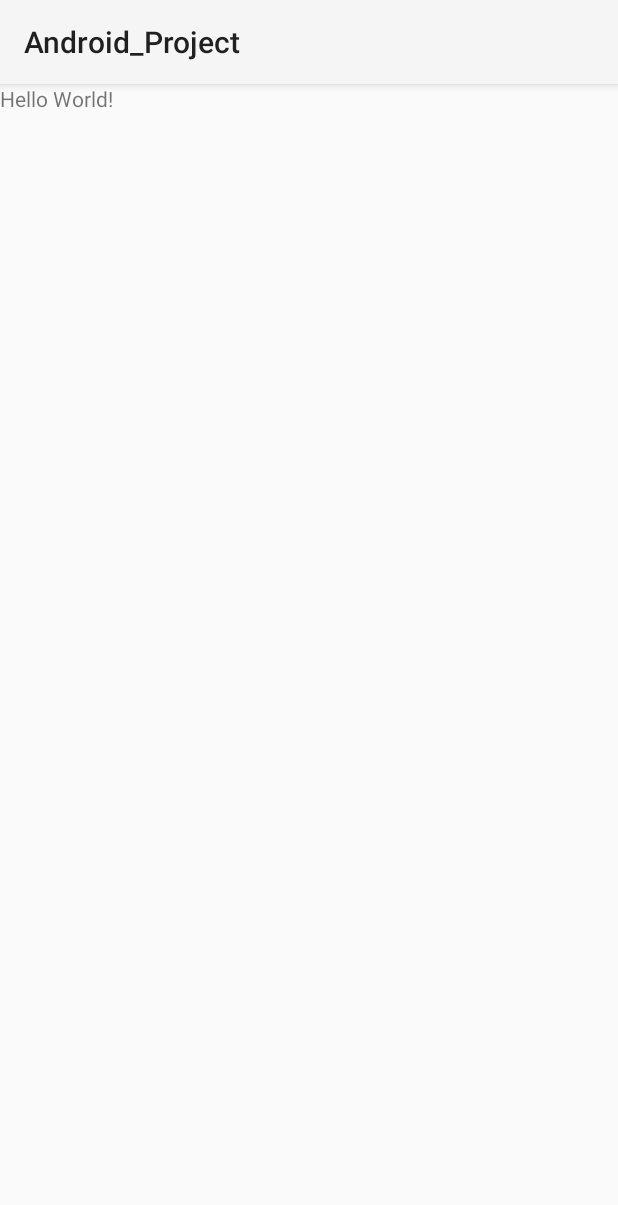
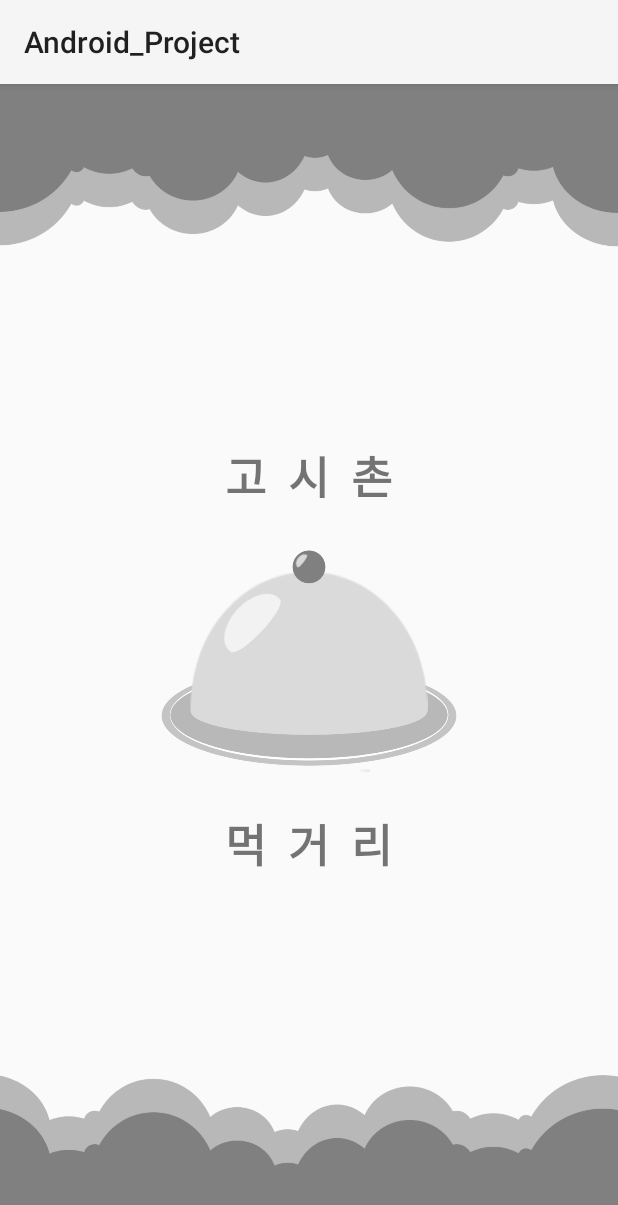
Before and after one commit to c04nh/Android_Project, an Android app: the screen it shows after launch (MainActivity), on a phone screen of 412 x 824 dp. Shown: the top 1205 px of the screen. Run offline under Robolectric (Android 15) with nearby library versions, the phone set to English and light mode, and no system bars.

Commit message:
Start layout Commit

```diff
--- a/app/src/main/res/layout/activity_main.xml
+++ b/app/src/main/res/layout/activity_main.xml
@@ -5,15 +5,34 @@
     android:layout_width="match_parent"
     android:layout_height="match_parent"
     android:orientation="vertical"
+    android:gravity="center"
+    android:padding="0dp"
     tools:context=".MainActivity">
 
+    <ImageView
+        android:layout_width="match_parent"
+        android:layout_height="300dp"
+        android:src="@drawable/decoT"/>
     <TextView
         android:layout_width="wrap_content"
         android:layout_height="wrap_content"
-        android:text="Hello World!"
-        app:layout_constraintBottom_toBottomOf="parent"
-        app:layout_constraintLeft_toLeftOf="parent"
-        app:layout_constraintRight_toRightOf="parent"
-        app:layout_constraintTop_toTopOf="parent" />
+        android:textSize="30dp"
+        android:text="고  시  촌"
+        android:textStyle="bold"/>
+    <ImageView
+        android:layout_width="200dp"
+        android:layout_height="200dp"
+        android:src="@drawable/logo"/>
+    <TextView
+        android:layout_width="wrap_content"
+        android:layout_height="wrap_content"
+        android:textSize="30dp"
+        android:text="먹  거  리"
+        android:textStyle="bold"/>
+    <ImageView
+        android:layout_width="match_parent"
+        android:layout_height="300dp"
+        android:src="@drawable/decoB"/>
+
 
 </LinearLayout>
```
Also changed, not shown: app/src/main/res/drawable/decoB.png (added), app/src/main/res/drawable/decoT.png (added), app/src/main/res/drawable/logo.png (added).
